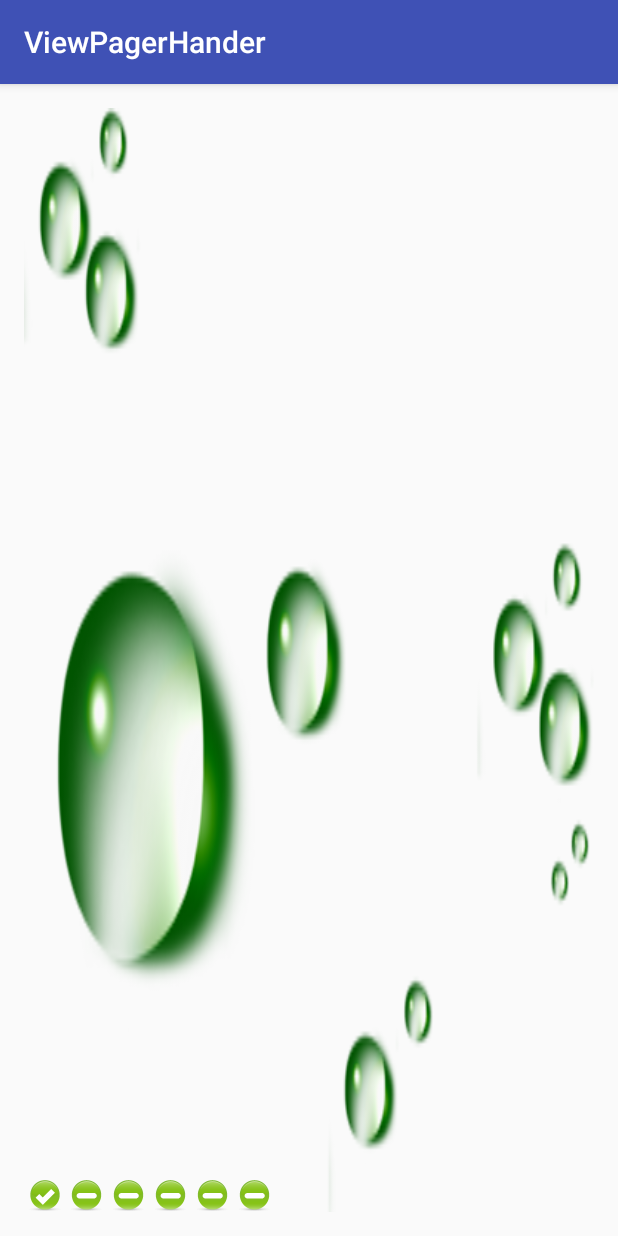
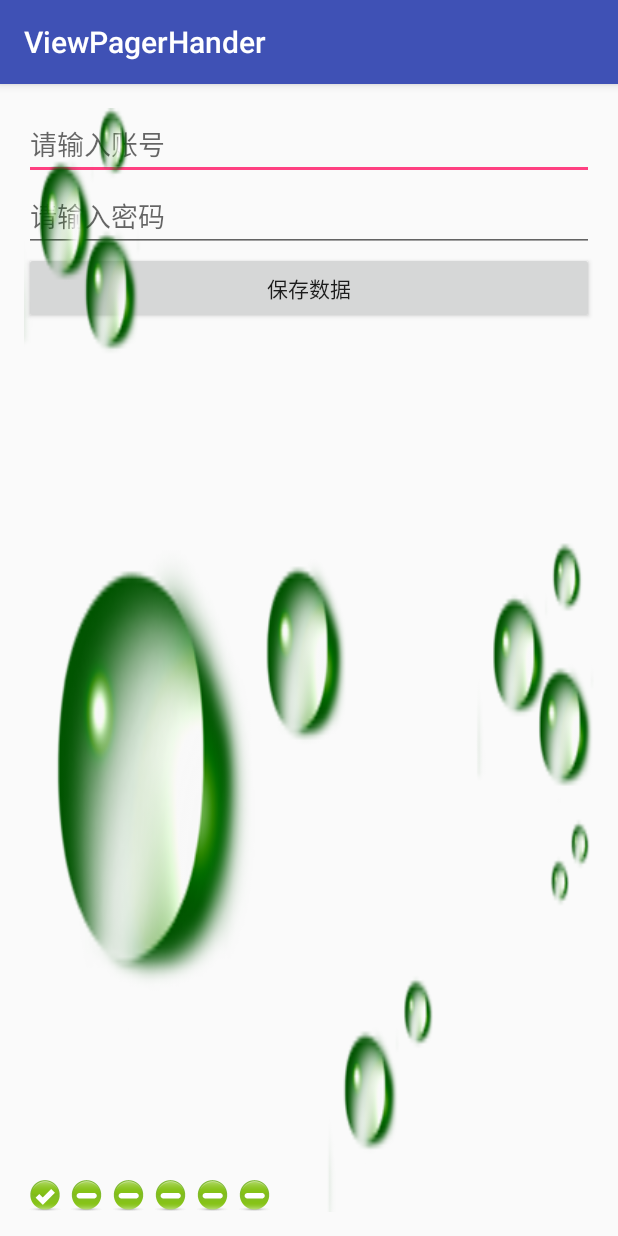
Before and after one commit to BigmanTwo/ViewPagerHander, an Android app: the first screen one second after launch (MainActivity), on a phone screen of 412 x 824 dp. Run offline under Robolectric (Android 15) with nearby library versions, the phone set to English and light mode, and no system bars.

Commit message:
导航页面

```diff
--- a/app/src/main/AndroidManifest.xml
+++ b/app/src/main/AndroidManifest.xml
@@ -1,14 +1,14 @@
 <?xml version="1.0" encoding="utf-8"?>
 <manifest xmlns:android="http://schemas.android.com/apk/res/android"
-    package="com.example.asus.viewpagerhander" >
+    package="com.example.asus.viewpagerhander">
 
     <application
         android:allowBackup="true"
         android:icon="@mipmap/ic_launcher"
         android:label="@string/app_name"
         android:supportsRtl="true"
-        android:theme="@style/AppTheme" >
-        <activity android:name=".MainActivity" >
+        android:theme="@style/AppTheme">
+        <activity android:name=".MainActivity">
             <intent-filter>
                 <action android:name="android.intent.action.MAIN" />
 
--- a/app/src/main/java/com/example/asus/viewpagerhander/MainActivity.java
+++ b/app/src/main/java/com/example/asus/viewpagerhander/MainActivity.java
@@ -1,25 +1,39 @@
 package com.example.asus.viewpagerhander;
 
+import android.content.Intent;
+import android.content.SharedPreferences;
 import android.os.Handler;
 import android.os.Message;
 import android.support.v4.view.ViewPager;
 import android.support.v7.app.AppCompatActivity;
 import android.os.Bundle;
+import android.view.View;
 import android.view.ViewGroup;
+import android.widget.Button;
+import android.widget.EditText;
 import android.widget.ImageView;
 import android.widget.LinearLayout;
+import android.widget.Toast;
 
-public class MainActivity extends AppCompatActivity  implements ViewPager.OnPageChangeListener{
+public class MainActivity extends AppCompatActivity  implements ViewPager.OnPageChangeListener,View.OnClickListener{
+    private EditText editText_user,editText_psw;
+    private Button mButton;
+    static final String NAME="user";
+    static final String PRESS="MyAdapter";
+    static final String FIRST="first";
+
     private ViewPager mViewPager;
     private ViewGroup mViewGroup;
-    private int[] image={R.mipmap.water,R.mipmap.flower,R.mipmap.butterfly,R.mipmap.flower,R.mipmap.butterfly,R.mipmap.water};
+    private int[] image={R.mipmap.ic_launcher,R.mipmap.flower,R.mipmap.butterfly,R.mipmap.flower,R.mipmap.butterfly,R.mipmap.water};
     private ImageView[] mImagView;
     private ImageView[] tips;
+    private boolean first;
     private Handler mHandler=new Handler(){
         @Override
         public void handleMessage(Message msg) {
         int index=mViewPager.getCurrentItem();
             mViewPager.setCurrentItem(index+1);
+
             mHandler.sendEmptyMessageDelayed(1,2000);
         }
     };
@@ -27,16 +41,37 @@ public class MainActivity extends AppCompatActivity  implements ViewPager.OnPage
     protected void onCreate(Bundle savedInstanceState) {
         super.onCreate(savedInstanceState);
         setContentView(R.layout.activity_main);
+
+        editText_user=(EditText)findViewById(R.id.edit_user);
+        editText_psw=(EditText)findViewById(R.id.edit_psw);
+        mButton=(Button)findViewById(R.id.but);
+        mButton.setOnClickListener(this);
+        SharedPreferences sharedPreferences=getSharedPreferences(PRESS,MODE_PRIVATE);
+        first=sharedPreferences.getBoolean(FIRST,true);
+        if (first){
+            infoViewPager();
+            Toast.makeText(this,"第一次进来",Toast.LENGTH_SHORT).show();
+        }else{
+            Toast.makeText(this,"不是第一次进来",Toast.LENGTH_SHORT).show();
+        }
+    }
+
+    private void infoViewPager() {
         mViewPager=(ViewPager)findViewById(R.id.view_pager);
         mViewGroup=(ViewGroup)findViewById(R.id.viewGroup);
         getImageView();
         getTips();
-        MyAdapter adapter=new MyAdapter(mImagView);
+        MyAdapter adapter=new MyAdapter(mImagView, this);
         mViewPager.setAdapter(adapter);
         mViewPager.setCurrentItem(mImagView.length*100);
         mViewPager.setOnPageChangeListener(this);
         mHandler.sendEmptyMessageDelayed(1,2000);
+        SharedPreferences sharedPreferences=getSharedPreferences(PRESS,MODE_PRIVATE);
+        SharedPreferences.Editor editor=sharedPreferences.edit();
+        editor.putBoolean(FIRST,false);
+        editor.commit();
     }
+
     private void getImageView(){
         mImagView=new ImageView[image.length];
         for (int i=0;i<mImagView.length;i++){
@@ -81,11 +116,22 @@ public class MainActivity extends AppCompatActivity  implements ViewPager.OnPage
     @Override
     public void onPageSelected(int position) {
         //把ViewPager当前页数传到圆点选择器里面
-                itemSeclect(position%tips.length);
+                itemSeclect(position);
     }
 
     @Override
     public void onPageScrollStateChanged(int state) {
 
     }
+
+    @Override
+    public void onClick(View v) {
+        if(editText_user==null && editText_psw==null){
+            SharedPreferences sharedPreferences=getSharedPreferences(NAME,MODE_PRIVATE);
+            SharedPreferences.Editor editor=sharedPreferences.edit();
+            editor.putString("username",editText_user.getText()+"");
+            editor.putString("password",editText_psw.getText()+"");
+            editor.commit();
+        }
+    }
 }
--- a/app/src/main/java/com/example/asus/viewpagerhander/MyAdapter.java
+++ b/app/src/main/java/com/example/asus/viewpagerhander/MyAdapter.java
@@ -1,5 +1,7 @@
 package com.example.asus.viewpagerhander;
 
+import android.content.Context;
+import android.content.Intent;
 import android.support.v4.view.PagerAdapter;
 import android.support.v4.view.ViewPager;
 import android.view.View;
@@ -11,14 +13,17 @@ import android.widget.ImageView;
  */
 public class MyAdapter extends PagerAdapter {
     private ImageView[] imageViews;
+    private Context mContext;
 
-    public MyAdapter(ImageView[] imageViews) {
+
+    public MyAdapter(ImageView[] imageViews, Context mContext) {
         this.imageViews = imageViews;
+        this.mContext = mContext;
     }
 
     @Override
     public int getCount() {
-        return Integer.MAX_VALUE;
+        return imageViews.length;
     }
 
     @Override
@@ -28,12 +33,21 @@ public class MyAdapter extends PagerAdapter {
 
     @Override
     public Object instantiateItem(View container, int position) {
-        ((ViewPager)container).addView(imageViews[position%imageViews.length]);
-        return imageViews[position%imageViews.length];
+        ((ViewPager)container).addView(imageViews[position]);
+        if (position==imageViews.length-1){
+            imageViews[position].setOnClickListener(new View.OnClickListener() {
+                @Override
+                public void onClick(View v) {
+                    Intent intent=new Intent(mContext,MainActivity.class);
+                    mContext.startActivity(intent);
+                }
+            });
+        }
+        return imageViews[position];
     }
 
     @Override
     public void destroyItem(View container, int position, Object object) {
-        ((ViewPager)container).removeView(imageViews[position%imageViews.length]);
+        ((ViewPager)container).removeView(imageViews[position]);
     }
 }
--- a/app/src/main/res/layout/activity_main.xml
+++ b/app/src/main/res/layout/activity_main.xml
@@ -11,10 +11,30 @@
     android:paddingBottom="@dimen/activity_vertical_margin"
     tools:context="com.example.asus.viewpagerhander.MainActivity">
 
+    <LinearLayout
+        android:layout_width="match_parent"
+        android:layout_height="match_parent"
+        android:orientation="vertical">
+        <EditText
+            android:layout_width="match_parent"
+            android:layout_height="wrap_content"
+            android:id="@+id/edit_user"
+            android:hint="请输入账号"/>
+        <EditText
+            android:layout_width="match_parent"
+            android:layout_height="wrap_content"
+            android:id="@+id/edit_psw"
+            android:hint="请输入密码"/>
+        <Button
+            android:id="@+id/but"
+            android:layout_width="match_parent"
+            android:layout_height="wrap_content"
+            android:text="保存数据"/>
+    </LinearLayout>
     <android.support.v4.view.ViewPager
         android:layout_width="match_parent"
         android:layout_height="wrap_content"
-        android:id="@+id/view_pager"></android.support.v4.view.ViewPager>
+        android:id="@+id/view_pager"/>
     <RelativeLayout
         android:layout_width="wrap_content"
         android:layout_height="wrap_content">
```
